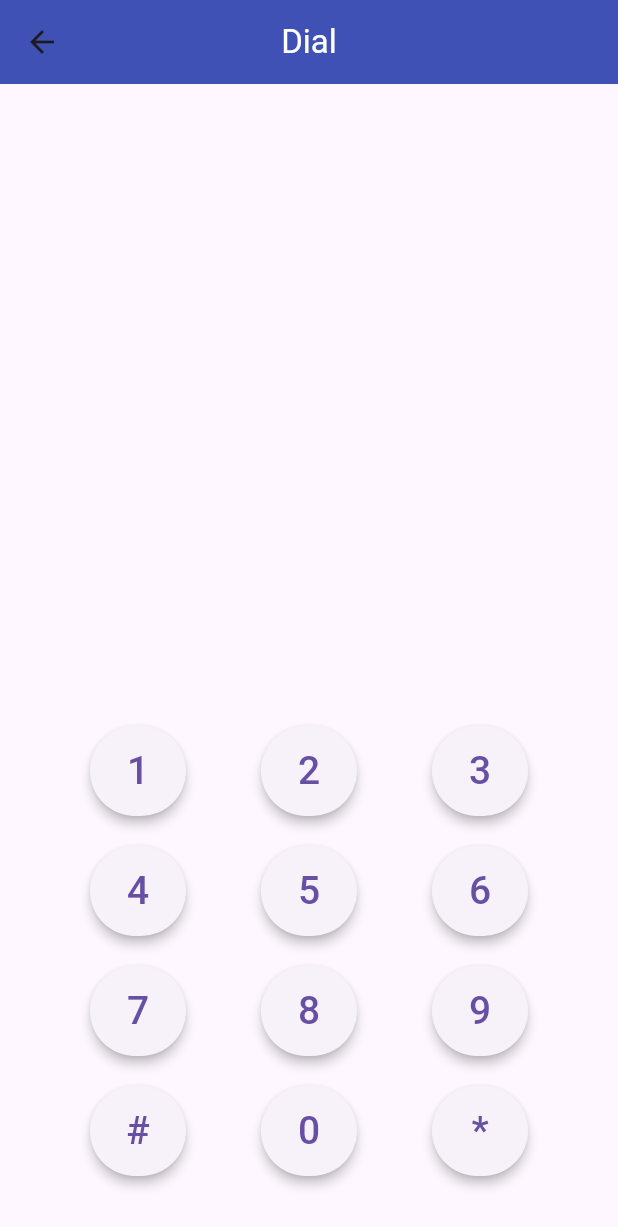
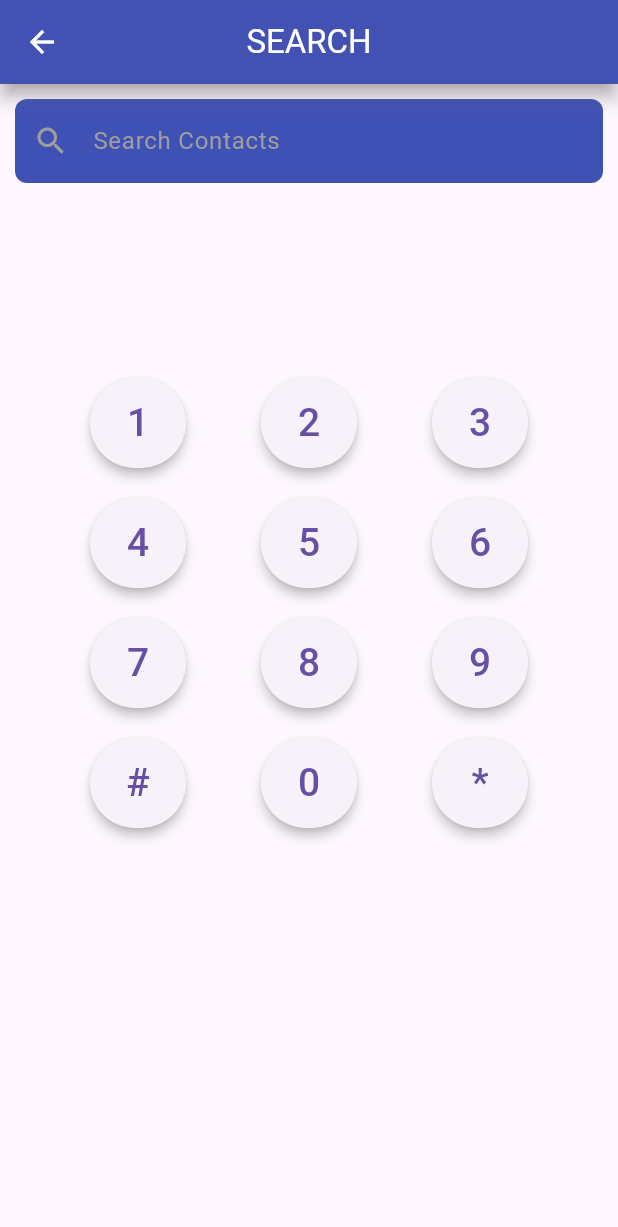
Before and after one commit to AsifulAhsan/FlutterContactApp, a Flutter app: the screen it shows after launch, after a tap on "Dial", on a phone screen of 412 x 824 dp. Shown: the top 1227 px of the screen. Run offline on Flutter 3.47's test engine with Material 3 defaults, Android fonts, the phone set to English and light mode, and no system bars.

Commit message:
updated imit

```diff
--- a/lib/screens/contact_details.dart
+++ b/lib/screens/contact_details.dart
@@ -1,3 +1,5 @@
+// ignore_for_file: prefer_const_constructors
+
 import 'package:contact_book/data%20model/contact.dart';
 import 'package:flutter/material.dart';
 
@@ -9,6 +11,7 @@ class ContactDetails extends StatelessWidget {
   Widget build(BuildContext context) {
     return Scaffold(
       appBar: AppBar(
+        iconTheme: IconThemeData(color: Colors.white),
         backgroundColor: Colors.indigoAccent,
         title: const Text(
           'Contact Details',
--- a/lib/screens/contact_page.dart
+++ b/lib/screens/contact_page.dart
@@ -1,3 +1,5 @@
+// ignore_for_file: prefer_const_constructors
+
 import 'package:contact_book/data%20model/contact.dart';
 import 'package:contact_book/screens/add_contact_screen.dart';
 import 'package:contact_book/screens/contact_details.dart';
@@ -72,7 +74,7 @@ class _ContactPageState extends State<ContactPage> {
     );
   }
 
-  void _deleteAllContact(){
+  void _deleteAllContact() {
     setState(() {
       contacts.clear(); //removes all contacts
     });
@@ -88,6 +90,7 @@ class _ContactPageState extends State<ContactPage> {
   Widget build(BuildContext context) {
     return Scaffold(
       appBar: AppBar(
+        iconTheme: IconThemeData(color: Colors.white),
         backgroundColor: Colors.indigoAccent,
         title: const Text(
           'Contacts',
--- a/lib/screens/dial_page.dart
+++ b/lib/screens/dial_page.dart
@@ -1,21 +1,48 @@
+// ignore_for_file: prefer_const_literals_to_create_immutables, prefer_const_constructors, unused_field, prefer_final_fields, must_be_immutable, prefer_const_constructors_in_immutables
+
 import 'package:flutter/material.dart';
 
-class DialPage extends StatelessWidget {
-  const DialPage({super.key});
+class DialPage extends StatefulWidget {
+  DialPage({super.key});
 
+  @override
+  State<DialPage> createState() => _DialPageState();
+}
+
+class _DialPageState extends State<DialPage> {
   @override
   Widget build(BuildContext context) {
     return Scaffold(
       appBar: AppBar(
+        iconTheme: IconThemeData(color: Colors.white),
+        elevation: 5,
+        shadowColor: Colors.grey,
         backgroundColor: Colors.indigo,
-        title: const Text('Dial', style: TextStyle(color: Colors.white)),
+        title: Text('SEARCH', style: TextStyle(color: Colors.white)),
         centerTitle: true,
       ),
-      body: Container(
-        margin: const EdgeInsets.fromLTRB(10, 50, 10, 40),
-        child: const Column(
+      body: SingleChildScrollView(
+        child: Container(
+          margin: EdgeInsets.fromLTRB(10, 10, 10, 20),
+          child: Column(
             mainAxisAlignment: MainAxisAlignment.end,
             children: [
+              TextField(
+                decoration: InputDecoration(
+                    filled: true,
+                    fillColor: Colors.indigo,
+                    border: OutlineInputBorder(
+                      borderRadius: BorderRadius.circular(8),
+                      borderSide: BorderSide.none,
+                    ),
+                    prefixIcon: Icon(
+                      Icons.search,
+                      color: Colors.grey,
+                    ),
+                    hintText: "Search Contacts",
+                    hintStyle: TextStyle(color: Colors.grey)),
+              ),
+              SizedBox(height: 130),
               Row(
                 mainAxisAlignment: MainAxisAlignment.spaceEvenly,
                 crossAxisAlignment: CrossAxisAlignment.center,
@@ -58,6 +85,7 @@ class DialPage extends StatelessWidget {
             ],
           ),
         ),
+      ),
     );
   }
 }
@@ -83,5 +111,5 @@ class DialButton extends StatelessWidget {
 }
 
 void main(List<String> args) {
-  runApp(const DialPage());
+  runApp(DialPage());
 }
--- a/lib/screens/home_page.dart
+++ b/lib/screens/home_page.dart
@@ -35,7 +35,7 @@ class HomePage extends StatelessWidget {
                 Navigator.push(
                   context,
                   MaterialPageRoute(
-                    builder: (context) => const DialPage(),
+                    builder: (context) => DialPage(),
                   ),
                 );
               },
```
Lines whose indentation alone changed are shown as unchanged.
